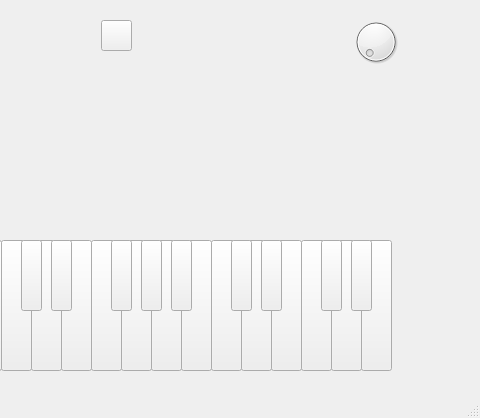
Qt form doremi/piano.ui (program-practice-doremi/DoReMi) before a commit; both pictures show x 329 to 809 and y 0 to 418 of the 809 by 418 pixel window.
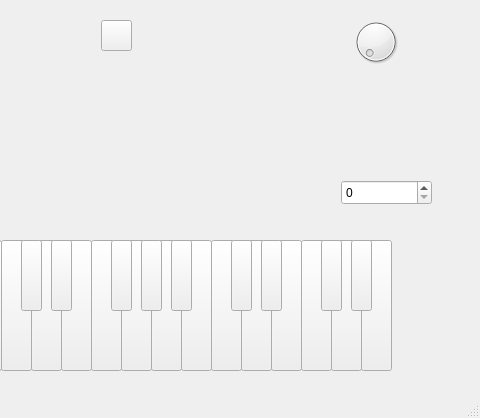
The same form after that commit.

What changed in the file:
```diff
--- a/doremi/piano.ui
+++ b/doremi/piano.ui
@@ -528,6 +528,16 @@
      <string/>
     </property>
    </widget>
+   <widget class="QSpinBox" name="tuneEditBox">
+    <property name="geometry">
+     <rect>
+      <x>670</x>
+      <y>180</y>
+      <width>91</width>
+      <height>25</height>
+     </rect>
+    </property>
+   </widget>
   </widget>
   <widget class="QMenuBar" name="menubar">
    <property name="geometry">
```
